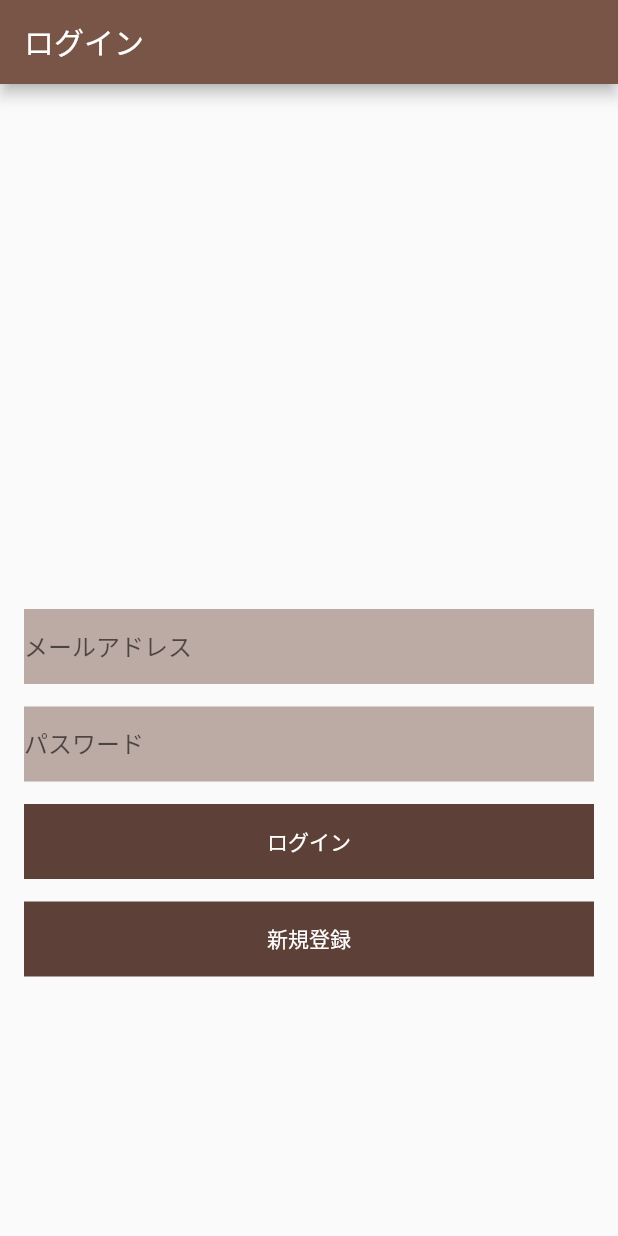
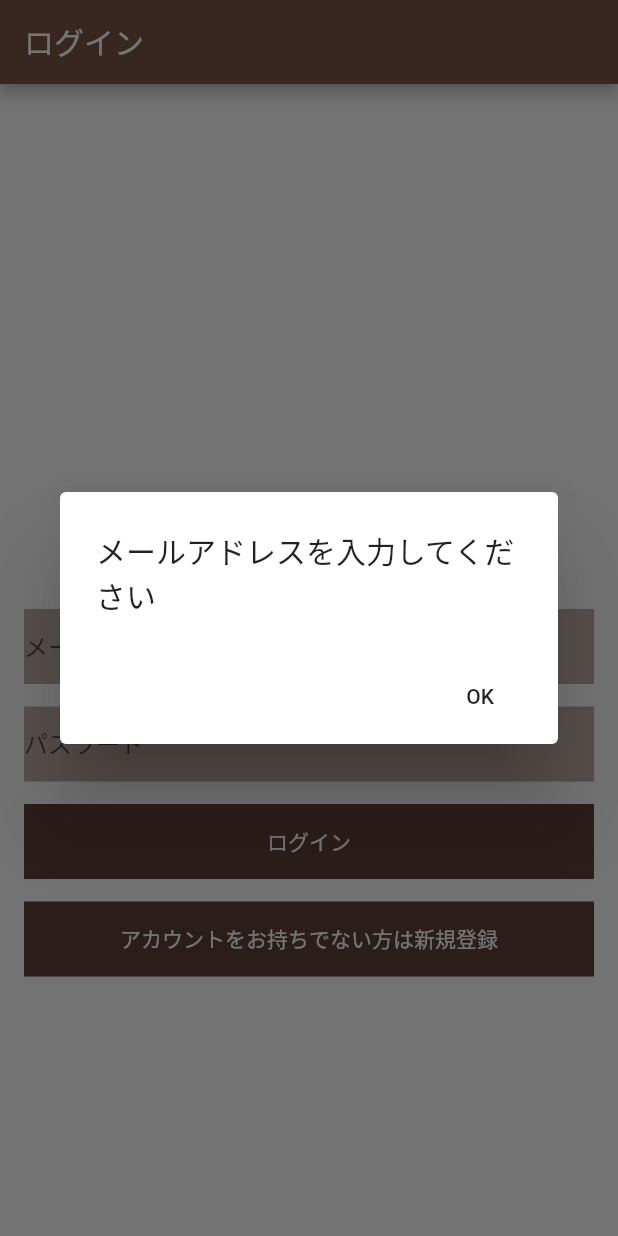
Before and after one commit to sakurako-y0316/sakuline, a Flutter app: the screen it shows after launch, after a tap on "ログイン", on a phone screen of 412 x 824 dp. Run offline on Flutter 3.47's test engine with Material 2 defaults, Android fonts, the phone set to English and light mode, and no system bars; our stand-ins replace cloud_firestore, firebase_auth, freezed_annotation, random_string, state_notifier; missing offline and left inert: freezed; accounts and stored records are empty.

```diff
--- a/lib/screen/login_screen.dart
+++ b/lib/screen/login_screen.dart
@@ -1,21 +1,24 @@
 import 'package:flutter/material.dart';
 import 'package:provider/provider.dart';
+import 'package:sakura_line/screen/home_screen.dart';
 import 'package:sakura_line/screen/signup_screen.dart';
 import 'package:sakura_line/view_model/login_screen_view_model.dart';
-import 'package:provider/provider.dart';
 
 class LoginScreen extends StatelessWidget {
   @override
   Widget build(BuildContext context) {
     final mailController = TextEditingController();
     final passwordController = TextEditingController();
+
     return ChangeNotifierProvider<LoginScreenViewModel>(
       create: (_) => LoginScreenViewModel(),
       child: Scaffold(
         appBar: AppBar(
           title: Text('ログイン'),
         ),
-          body: SingleChildScrollView(
+        body: Consumer<LoginScreenViewModel>(
+          builder: (context, viewmodel, child) {
+            return SingleChildScrollView(
               child: Column(
                 children: <Widget>[
                   SizedBox(
@@ -26,6 +29,10 @@ class LoginScreen extends StatelessWidget {
                     height: 50,
                     margin: EdgeInsets.only(left: 16, right: 16),
                     child: TextField(
+                      controller: mailController,
+                      onChanged: (text) {
+                        viewmodel.mail = text;
+                      },
                       decoration: InputDecoration(
                         hintText: 'メールアドレス',
                         border: InputBorder.none,
@@ -35,9 +42,13 @@ class LoginScreen extends StatelessWidget {
                   Container(
                     color: Colors.brown[200],
                     height: 50,
-                  margin:
-                      EdgeInsets.only(left: 16, right: 16, top: 15, bottom: 15),
+                    margin: EdgeInsets.only(
+                        left: 16, right: 16, top: 15, bottom: 15),
                     child: TextField(
+                      controller: passwordController,
+                      onChanged: (text) {
+                        viewmodel.password = text;
+                      },
                       decoration: InputDecoration(
                         hintText: 'パスワード',
                         border: InputBorder.none,
@@ -50,11 +61,19 @@ class LoginScreen extends StatelessWidget {
                     height: 50,
                     margin: EdgeInsets.only(left: 16, right: 16, bottom: 15),
                     child: FlatButton(
-                      onPressed: () {},
+                      onPressed: () async {
+                        try {
+                          await viewmodel.login();
+                          _showDialog(context, 'ログインしました');
+                        } catch (e) {
+                          _showDialog(context, e.toString());
+                        }
+                      },
                       child: Text(
                         'ログイン',
                         style: TextStyle(color: Colors.white),
-                      )),
+                      ),
+                    ),
                   ),
                   Container(
                     width: double.infinity,
@@ -73,13 +92,40 @@ class LoginScreen extends StatelessWidget {
                           );
                         },
                         child: Text(
-                        '新規登録',
+                          'アカウントをお持ちでない方は新規登録',
                           style: TextStyle(color: Colors.white),
                         )),
                   )
                 ],
               ),
+            );
+          },
         ),
-        ));
+      ),
+    );
+  }
+
+  Future _showDialog(BuildContext context, String title) async {
+    showDialog(
+        context: context,
+        builder: (BuildContext context) {
+          return AlertDialog(
+            title: Text(title),
+            actions: <Widget>[
+              FlatButton(
+                  onPressed: () {
+                    Navigator.push(
+                      context,
+                      MaterialPageRoute<void>(
+                        builder: (context) {
+                          return HomeScreen();
+                        },
+                      ),
+                    );
+                  },
+                  child: Text('OK'))
+            ],
+          );
+        });
   }
 }
--- a/lib/view_model/login_screen_view_model.dart
+++ b/lib/view_model/login_screen_view_model.dart
@@ -6,7 +6,7 @@ class LoginScreenViewModel extends ChangeNotifier {
   String password = '';
 
   final FirebaseAuth _auth = FirebaseAuth.instance;
-  Future longin() async {
+  Future login() async {
     if (mail.isEmpty) {
       throw ('メールアドレスを入力してください');
     }
```
Also changed, not shown: lib/screen/signup_screen.dart (+12 -2 lines), 2 other files. Lines whose indentation alone changed are shown as unchanged.
